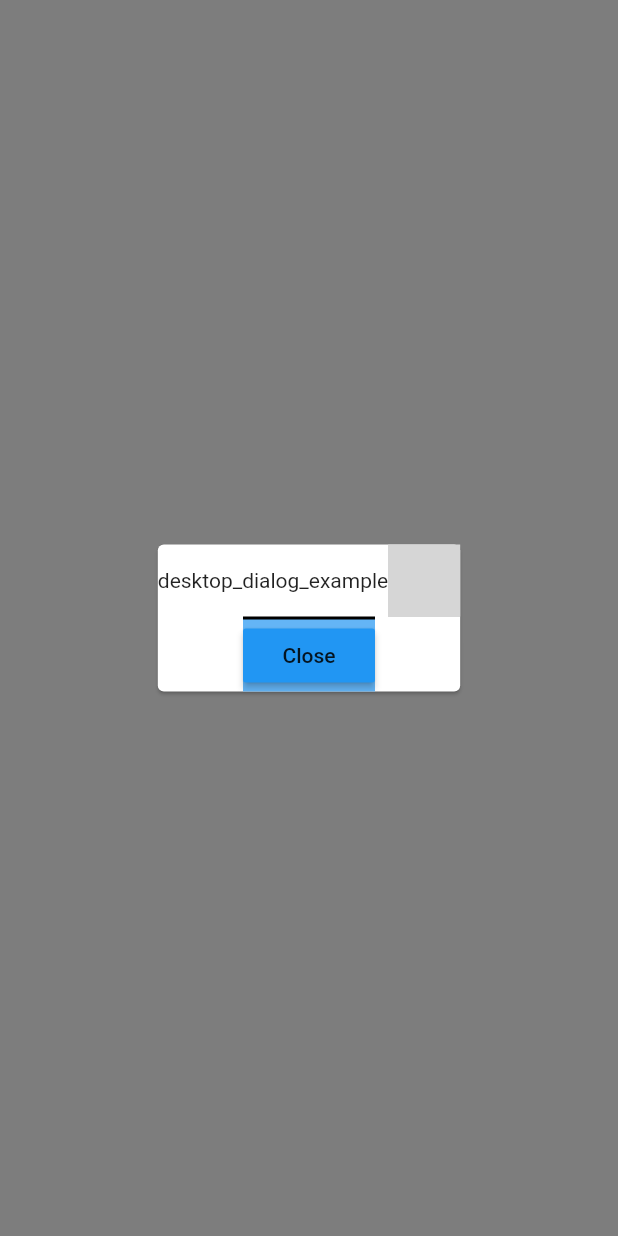
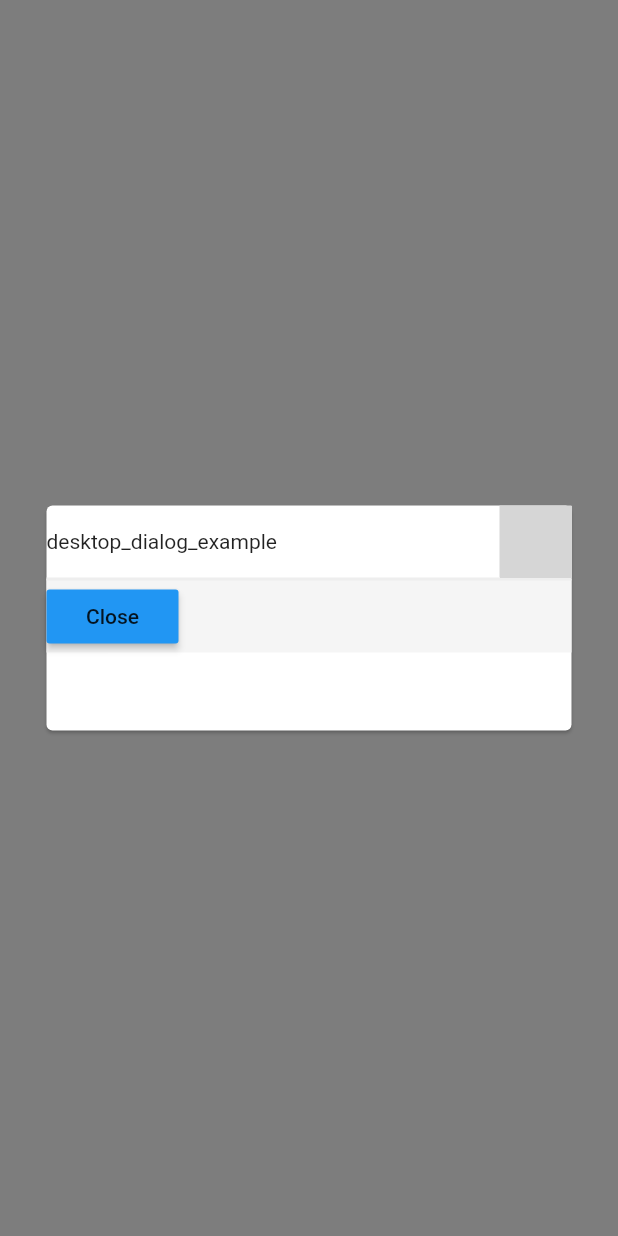
Before and after one commit to korafdavid/Desktop-Alert-Dialog, a Flutter app: what createDialog() shows on an empty page, opened directly with empty values, on a phone screen of 412 x 824 dp. Run offline on Flutter 3.47's test engine with Material 2 defaults, Android fonts, the phone set to English and light mode, and no system bars; our stand-ins replace package_info_plus; missing offline and left inert: bitsdojo_window; grey boxes are pictures that could not be loaded.

Commit message:
getting upright

```diff
--- a/lib/desktop_dialog.dart
+++ b/lib/desktop_dialog.dart
@@ -24,9 +24,9 @@ createDialog(BuildContext _, {Widget? child})async {
         return WindowBorder(
           width: 2,
           color: Colors.blue,
-          child: ConstrainedBox(
-            constraints : const BoxConstraints(minHeight: 150, maxWidth: 350),
-            child: DraggableCard(
+          child: DraggableCard(
+            child: ConstrainedBox(
+              constraints : const BoxConstraints(minHeight: 150, maxWidth: 350),
               child:  Column(
                 mainAxisSize: MainAxisSize.min,
             children: [
@@ -35,7 +35,7 @@ createDialog(BuildContext _, {Widget? child})async {
                     decoration: const BoxDecoration(),
                     child: Row(
                       mainAxisAlignment: MainAxisAlignment.spaceBetween,
-                       mainAxisSize: MainAxisSize.min,
+                      // mainAxisSize: MainAxisSize.min,
 
                       children: [
                          Text(packageInfo.appName),
@@ -52,11 +52,11 @@ createDialog(BuildContext _, {Widget? child})async {
 
              Container(
                decoration: BoxDecoration(
-                 color: Colors.blue[300],
-                 border: const Border(top: BorderSide(width: 2))
+                 color: Colors.grey[100],
+                 border:  Border(top: BorderSide(width: 2, color: Colors.grey[200]!))
                ),
                child: Row(
-                  mainAxisSize: MainAxisSize.min,
+                 // mainAxisSize: MainAxisSize.min,
                  children: [
                     MaterialButton(onPressed: ()=>Navigator.of(context).pop(),color: Colors.blue, child: const Text('Close'))
                  ]
```
